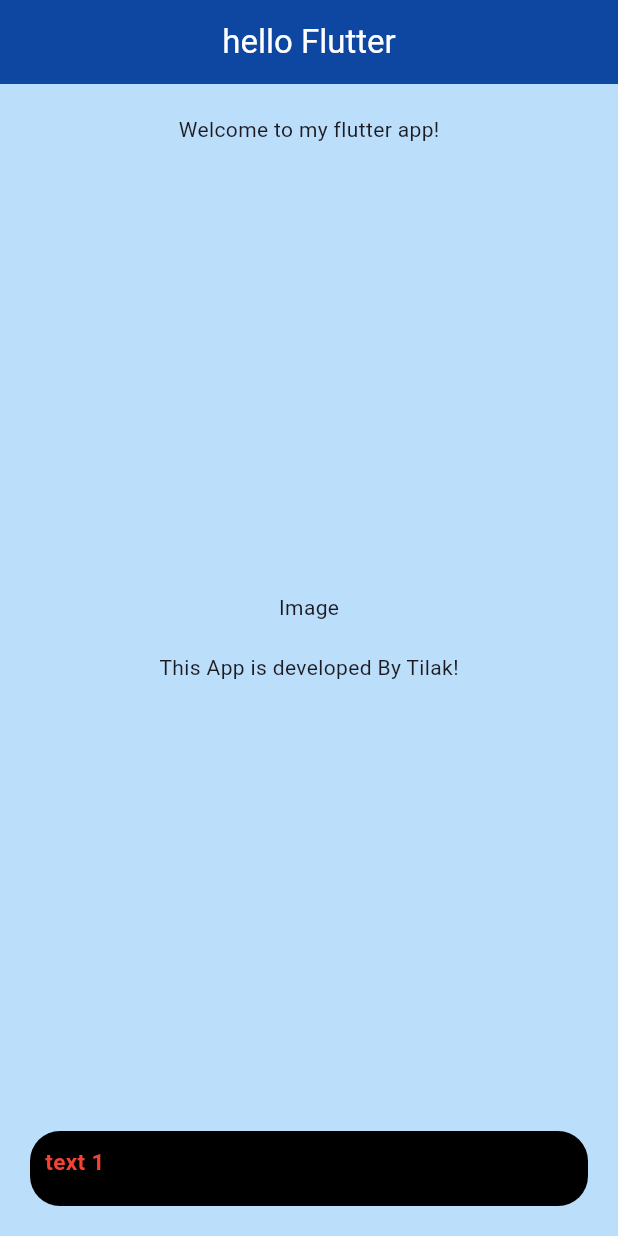
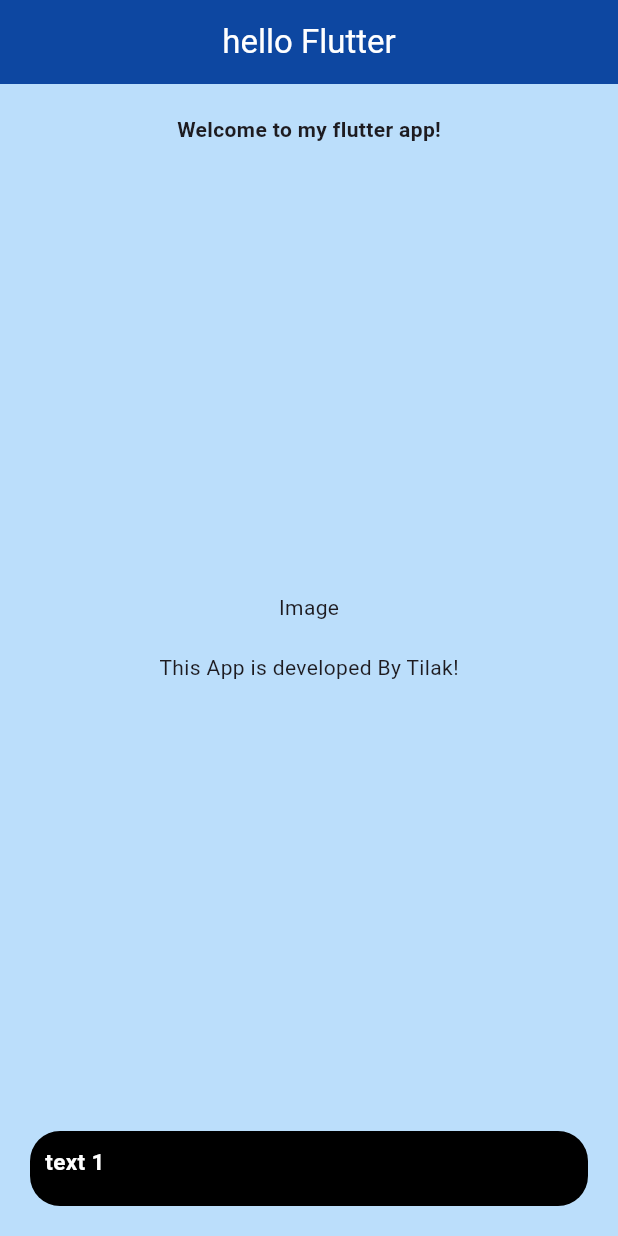
Before and after one commit to tilakjoshii/flutter_app, a Flutter app: the screen it shows after launch, on a phone screen of 412 x 824 dp. Run offline on Flutter 3.47's test engine with Material 3 defaults, Android fonts, the phone set to English and light mode, and no system bars.

Commit message:
changes 1

```diff
--- a/app/lib/main.dart
+++ b/app/lib/main.dart
@@ -35,7 +35,13 @@ class MyApp extends StatelessWidget {
               mainAxisAlignment: MainAxisAlignment.spaceBetween,
               crossAxisAlignment: CrossAxisAlignment.center,
               children: [
-                const Text("Welcome to my flutter app!"),
+                const Text(
+                  "Welcome to my flutter app!",
+                  style: TextStyle(
+                    //color: Colors.white,
+                    fontWeight: FontWeight.bold,
+                  ),
+                ),
                 const Column(
                   children: [
                     Text("Image"),
@@ -56,7 +62,7 @@ class MyApp extends StatelessWidget {
                     child: const Text(
                       "text 1",
                       style: TextStyle(
-                          color: Colors.red,
+                          color: Colors.white,
                           fontSize: 15,
                           fontWeight: FontWeight.bold),
                     )),
```
